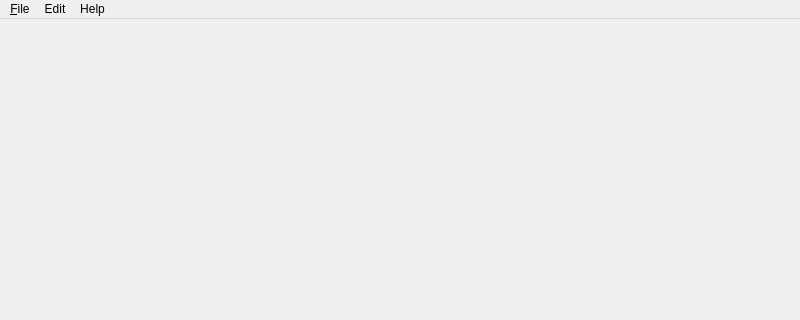
Old version of the form src/mainwindow.ui in the repository csutanyu/FilePirate; both pictures show x 0 to 800 and y 0 to 320 of the 800 by 600 pixel window.
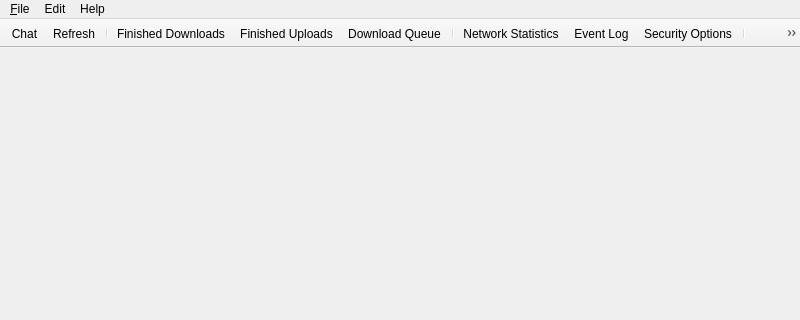
New version of the form. Icons and pictures are not drawn.

```diff
--- a/src/mainwindow.ui
+++ b/src/mainwindow.ui
@@ -51,6 +51,38 @@
    <addaction name="menuHelp"/>
   </widget>
   <widget class="QStatusBar" name="statusbar"/>
+  <widget class="QToolBar" name="toolBar">
+   <property name="windowTitle">
+    <string>toolBar</string>
+   </property>
+   <property name="movable">
+    <bool>false</bool>
+   </property>
+   <property name="iconSize">
+    <size>
+     <width>16</width>
+     <height>16</height>
+    </size>
+   </property>
+   <attribute name="toolBarArea">
+    <enum>TopToolBarArea</enum>
+   </attribute>
+   <attribute name="toolBarBreak">
+    <bool>false</bool>
+   </attribute>
+   <addaction name="actionChat"/>
+   <addaction name="actionRefresh"/>
+   <addaction name="separator"/>
+   <addaction name="actionFinished_Downloads"/>
+   <addaction name="actionFinished_Uploads"/>
+   <addaction name="actionDownload_Queue"/>
+   <addaction name="separator"/>
+   <addaction name="actionNetwork_Statistics"/>
+   <addaction name="actionEvent_Log"/>
+   <addaction name="actionSecurity_Options"/>
+   <addaction name="separator"/>
+   <addaction name="actionSearch"/>
+  </widget>
   <action name="actionAbout_FilePirate">
    <property name="text">
     <string>About FilePirate...</string>
@@ -66,6 +98,114 @@
     <string>S&amp;ettings</string>
    </property>
   </action>
+  <action name="actionFinished_Downloads">
+   <property name="icon">
+    <iconset resource="../resource.qrc">
+     <normaloff>:/icons/res/FinishedDL.ico</normaloff>:/icons/res/FinishedDL.ico</iconset>
+   </property>
+   <property name="text">
+    <string>Finished Downloads</string>
+   </property>
+   <property name="toolTip">
+    <string>Finished Downloads</string>
+   </property>
+  </action>
+  <action name="actionFinished_Uploads">
+   <property name="icon">
+    <iconset resource="../resource.qrc">
+     <normaloff>:/icons/res/FinishedUL.ico</normaloff>:/icons/res/FinishedUL.ico</iconset>
+   </property>
+   <property name="text">
+    <string>Finished Uploads</string>
+   </property>
+   <property name="toolTip">
+    <string>Finished Uploads</string>
+   </property>
+  </action>
+  <action name="actionDownload_Queue">
+   <property name="icon">
+    <iconset resource="../resource.qrc">
+     <normaloff>:/icons/res/Queue.ico</normaloff>:/icons/res/Queue.ico</iconset>
+   </property>
+   <property name="text">
+    <string>Download Queue</string>
+   </property>
+   <property name="toolTip">
+    <string>Download Queue</string>
+   </property>
+  </action>
+  <action name="actionNetwork_Statistics">
+   <property name="icon">
+    <iconset resource="../resource.qrc">
+     <normaloff>:/icons/res/netstats.ico</normaloff>:/icons/res/netstats.ico</iconset>
+   </property>
+   <property name="text">
+    <string>Network Statistics</string>
+   </property>
+   <property name="toolTip">
+    <string>Network Statistics</string>
+   </property>
+  </action>
+  <action name="actionSearch">
+   <property name="icon">
+    <iconset resource="../resource.qrc">
+     <normaloff>:/icons/res/Search.ico</normaloff>:/icons/res/Search.ico</iconset>
+   </property>
+   <property name="text">
+    <string>Search</string>
+   </property>
+   <property name="toolTip">
+    <string>Search</string>
+   </property>
+  </action>
+  <action name="actionRefresh">
+   <property name="icon">
+    <iconset resource="../resource.qrc">
+     <normaloff>:/icons/res/Refresh.ico</normaloff>:/icons/res/Refresh.ico</iconset>
+   </property>
+   <property name="text">
+    <string>Refresh</string>
+   </property>
+   <property name="toolTip">
+    <string>Refresh</string>
+   </property>
+  </action>
+  <action name="actionSecurity_Options">
+   <property name="icon">
+    <iconset resource="../resource.qrc">
+     <normaloff>:/icons/res/Keys.ico</normaloff>:/icons/res/Keys.ico</iconset>
+   </property>
+   <property name="text">
+    <string>Security Options</string>
+   </property>
+   <property name="toolTip">
+    <string>Security Options</string>
+   </property>
+  </action>
+  <action name="actionChat">
+   <property name="icon">
+    <iconset resource="../resource.qrc">
+     <normaloff>:/icons/res/text-balloon.ico</normaloff>:/icons/res/text-balloon.ico</iconset>
+   </property>
+   <property name="text">
+    <string>Chat</string>
+   </property>
+   <property name="toolTip">
+    <string>Chat</string>
+   </property>
+  </action>
+  <action name="actionEvent_Log">
+   <property name="icon">
+    <iconset resource="../resource.qrc">
+     <normaloff>:/icons/res/eventlog.ico</normaloff>:/icons/res/eventlog.ico</iconset>
+   </property>
+   <property name="text">
+    <string>Event Log</string>
+   </property>
+   <property name="toolTip">
+    <string>Event Log</string>
+   </property>
+  </action>
  </widget>
  <resources>
   <include location="../resource.qrc"/>
```
